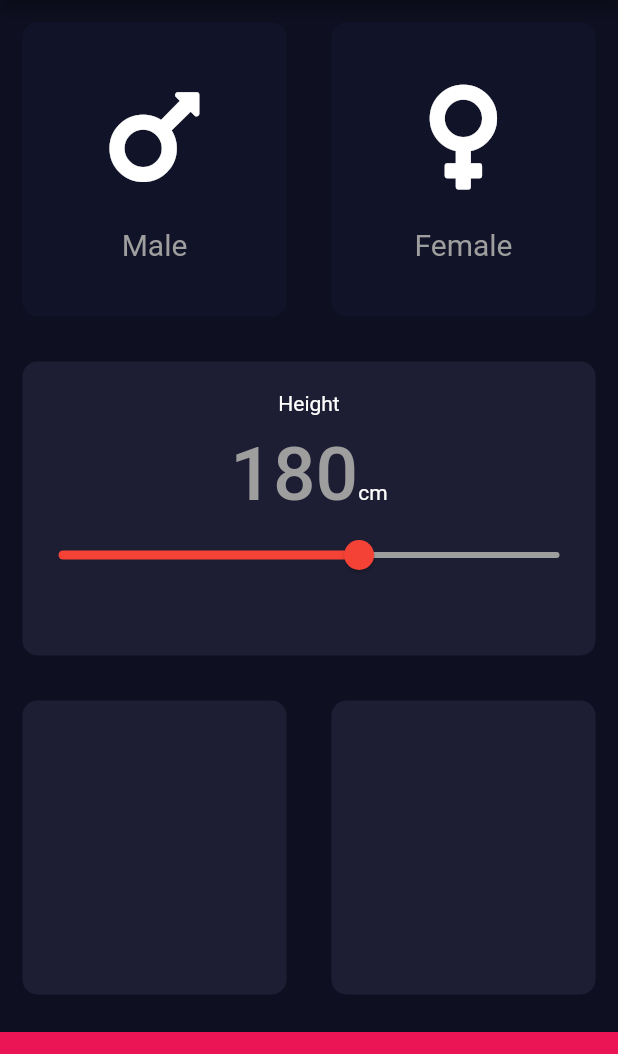
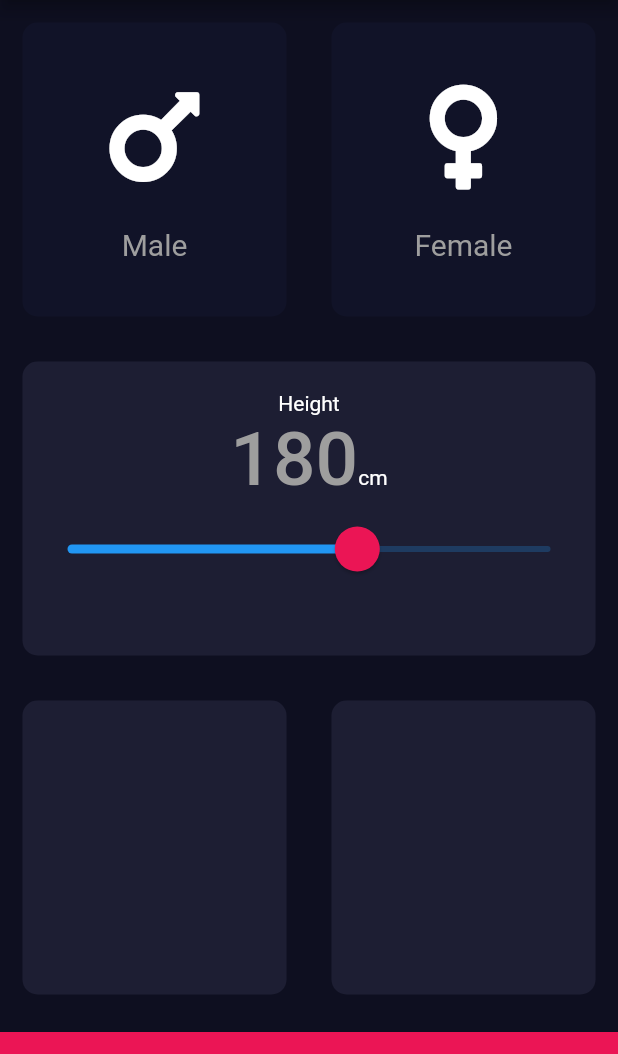
Before and after one commit to SaminYeaser/BMI-calculator, a Flutter app: the screen it shows after launch, on a phone screen of 412 x 824 dp, the part 84-1138 px from its top. Run offline on Flutter 3.47's test engine with Material 2 defaults, Android fonts, the phone set to English and light mode, and no system bars; our stand-ins replace font_awesome_flutter.

Commit message:
slider modified

```diff
--- a/lib/widgets/heightSection.dart
+++ b/lib/widgets/heightSection.dart
@@ -20,9 +20,9 @@ class _HeightSectionState extends State<HeightSection> {
                 child: Text(
               'Height',
             ))),
-        SizedBox(
-          height: 10,
-        ),
+        // SizedBox(
+        //   height: 10,
+        // ),
         Row(
           mainAxisAlignment: MainAxisAlignment.center,
           crossAxisAlignment: CrossAxisAlignment.baseline,
@@ -35,17 +35,25 @@ class _HeightSectionState extends State<HeightSection> {
             Text('cm')
           ],
         ),
-        Slider(
+        SliderTheme(
+          data: SliderTheme.of(context).copyWith(
+            inactiveTickMarkColor: Color(0xFF8D8E98),
+            activeTickMarkColor: Colors.white,
+            thumbColor: Color(0xFFEB1555),
+            overlayColor: Color(0x29EB1555),
+            overlayShape: RoundSliderOverlayShape(overlayRadius: 30.0),
+            thumbShape: RoundSliderThumbShape(enabledThumbRadius: 15)
+          ),
+          child: Slider(
               value: height.toDouble(),
               min: 120,
               max: 220,
-            activeColor: Colors.red,
-            inactiveColor: Colors.grey,
               onChanged: (double newValue) {
                 setState(() {
                   height = newValue.toInt();
                 });
-            })
+              }),
+        )
       ],
     );
   }
```
Lines whose indentation alone changed are shown as unchanged.
